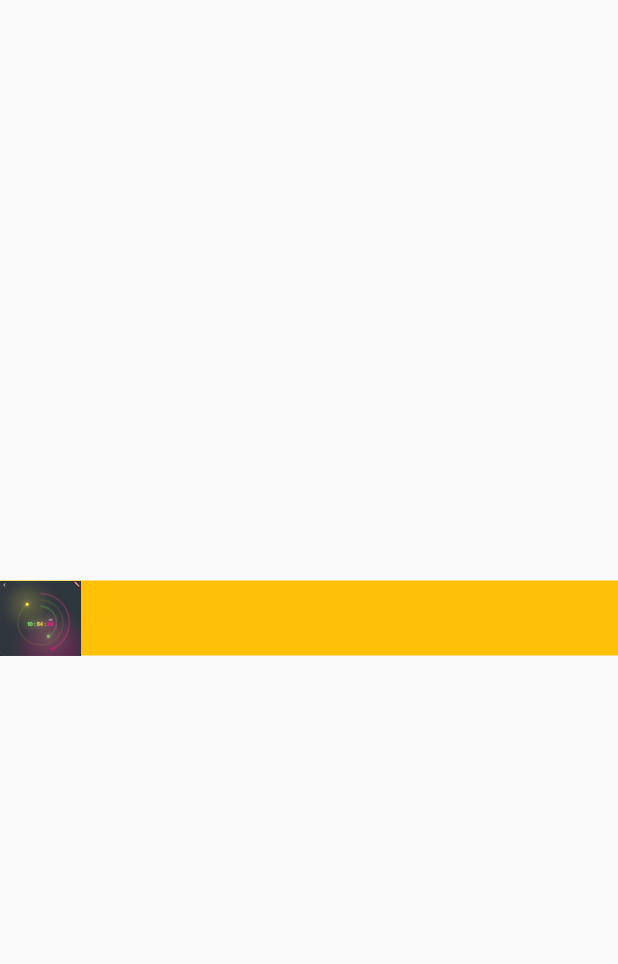
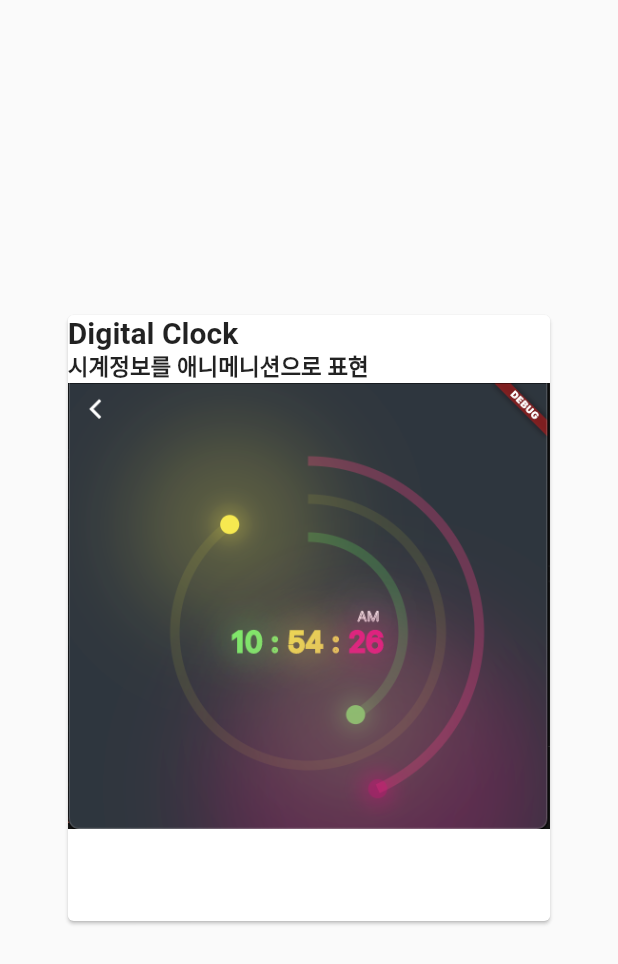
Before and after one commit to chinggu88/homework, a Flutter app: the screen it shows after launch, on a phone screen of 412 x 824 dp. Shown: the top 964 px of the screen. Run offline on Flutter 3.47's test engine with Material 2 defaults, Android fonts, the phone set to English and light mode, and no system bars; our stand-ins replace get.

Commit message:
readme.rm 수정 리스트화면 수정

```diff
--- a/lib/view/home.dart
+++ b/lib/view/home.dart
@@ -1,6 +1,4 @@
 import 'package:flutter/material.dart';
-import 'package:flutter/src/widgets/container.dart';
-import 'package:flutter/src/widgets/framework.dart';
 import 'package:get/get.dart';
 import 'package:home_work/const/appPage.dart';
 
@@ -12,17 +10,31 @@ class HomePage extends StatelessWidget {
     return Scaffold(
       body: Center(
         child: SingleChildScrollView(
-          child: Column(
+          scrollDirection: Axis.horizontal,
+          child: Row(
             children: [
               //디지털시계
               GestureDetector(
                   onTap: () => Get.toNamed(clock),
                   child: Container(
-                      height: 50,
-                      width: Get.size.width,
-                      color: Colors.amber,
-                      child: Row(
-                        children: [Image.asset('assets/digital_clock.png')],
+                      height: Get.size.width,
+                      width: Get.size.width * 0.8,
+                      child: Card(
+                        child: Column(
+                            crossAxisAlignment: CrossAxisAlignment.start,
+                            children: [
+                              Text(
+                                'Digital Clock',
+                                style: TextStyle(
+                                    fontSize: 20, fontWeight: FontWeight.bold),
+                              ),
+                              Text(
+                                '시계정보를 애니메니션으로 표현',
+                                style: TextStyle(
+                                    fontSize: 15, fontWeight: FontWeight.bold),
+                              ),
+                              Image.asset('assets/digital_clock.png'),
+                            ]),
                       )))
             ],
           ),
```
Also changed, not shown: 1 other file.
